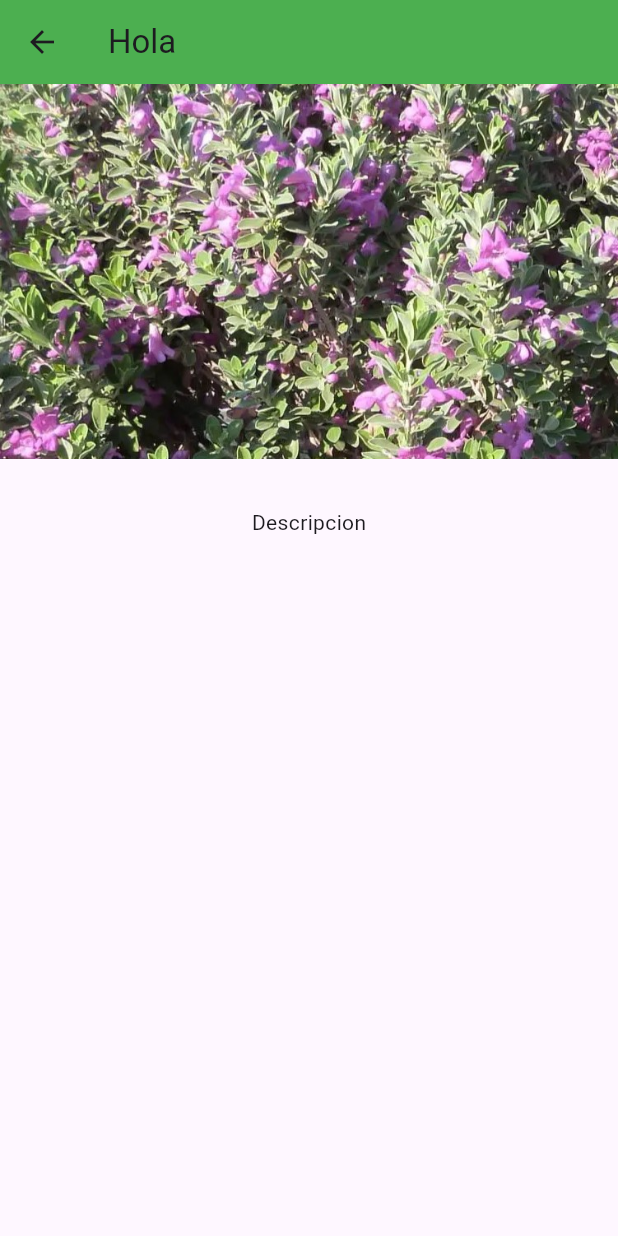
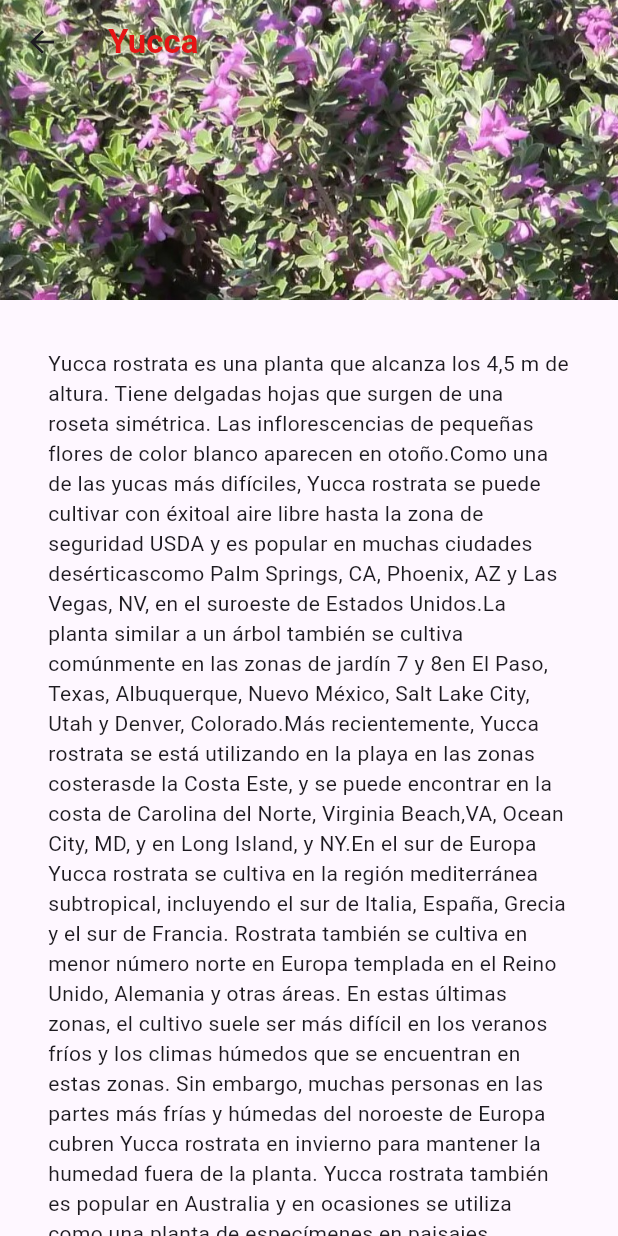
Before and after one commit to Genaro123-rgb/itsaplants, a Flutter app: the Planta screen opened directly, on a phone screen of 412 x 824 dp. Run offline on Flutter 3.47's test engine with Material 3 defaults, Android fonts, the light colour scheme and no system bars; our stand-ins replace google_fonts; missing offline and left inert: barcode_scan2.

Commit message:
plantillas terminadas

```diff
--- a/lib/categorias/cactaceasDeserticas.dart
+++ b/lib/categorias/cactaceasDeserticas.dart
@@ -2,8 +2,7 @@
 
 import 'package:flutter/material.dart';
 import 'package:google_fonts/google_fonts.dart';
-import 'package:itsaplant/plantas/planta1.dart';
-import 'package:itsaplant/plantas/planta2.dart';
+import 'package:itsaplant/plantas/planta.dart';
 import 'package:itsaplant/util/customListItem.dart';
 
 void main() {
@@ -41,12 +40,43 @@ class _cactaceasDeserticas extends State<cactaceasDeserticas> {
           child: Column(children: [
             CustomListItem(
               imagePath: "img/cenizo.jpeg",
-              commonName: "prueba",
+              commonName: "pruebas",
               scientificName: "hola",
               onTap: () {
                 Navigator.push(
                   context,
-                  MaterialPageRoute(builder: (context) => Planta(titulo: "Hola", imagePath: "img/cenizo.jpeg", description: "Descripcion",)),
+                  MaterialPageRoute(
+                      builder: (context) => Planta(
+                            titulo: "Yucca",
+                            imgPath: "img/cenizo.jpeg",
+                            descripcion: 'Yucca rostrata es una planta que alcanza los 4,5 m de altura. '
+    'Tiene delgadas hojas que surgen de una roseta simétrica. '
+    'Las inflorescencias de pequeñas flores de color blanco aparecen en otoño.'
+    'Como una de las yucas más difíciles, Yucca rostrata se puede cultivar con éxito'
+    'al aire libre hasta la zona de seguridad USDA y es popular en muchas ciudades desérticas'
+    'como Palm Springs, CA, Phoenix, AZ y Las Vegas, NV, en el suroeste de Estados Unidos.'
+    'La planta similar a un árbol también se cultiva comúnmente en las zonas de jardín 7 y 8'
+    'en El Paso, Texas, Albuquerque, Nuevo México, Salt Lake City, Utah y Denver, Colorado.'
+    'Más recientemente, Yucca rostrata se está utilizando en la playa en las zonas costeras'
+    'de la Costa Este, y se puede encontrar en la costa de Carolina del Norte, Virginia Beach,'
+    'VA, Ocean City, MD, y en Long Island, y NY.'
+
+    'En el sur de Europa Yucca rostrata se cultiva en la región mediterránea subtropical, incluyendo el sur de Italia, España, Grecia y el sur de Francia. Rostrata también se cultiva en menor número norte en Europa templada en el Reino Unido, Alemania y otras áreas. En estas últimas zonas, el cultivo suele ser más difícil en los veranos fríos y los climas húmedos que se encuentran en estas zonas. Sin embargo, muchas personas en las partes más frías y húmedas del noroeste de Europa cubren Yucca rostrata en invierno para mantener la humedad fuera de la planta. Yucca rostrata también es popular en Australia y en ocasiones se utiliza como una planta de especímenes en paisajes domésticos.'
+
+    'Yucca rostrata es una planta que alcanza los 4,5 m de altura. '
+    'Tiene delgadas hojas que surgen de una roseta simétrica. '
+    'Las inflorescencias de pequeñas flores de color blanco aparecen en otoño.'
+    'Como una de las yucas más difíciles, Yucca rostrata se puede cultivar con éxito'
+    'al aire libre hasta la zona de seguridad USDA y es popular en muchas ciudades desérticas'
+    'como Palm Springs, CA, Phoenix, AZ y Las Vegas, NV, en el suroeste de Estados Unidos.'
+    'La planta similar a un árbol también se cultiva comúnmente en las zonas de jardín 7 y 8'
+    'en El Paso, Texas, Albuquerque, Nuevo México, Salt Lake City, Utah y Denver, Colorado.'
+    'Más recientemente, Yucca rostrata se está utilizando en la playa en las zonas costeras'
+    'de la Costa Este, y se puede encontrar en la costa de Carolina del Norte, Virginia Beach,'
+    'VA, Ocean City, MD, y en Long Island, y NY.'
+
+    'En el sur de Europa Yucca rostrata se cultiva en la región mediterránea subtropical, incluyendo el sur de Italia, España, Grecia y el sur de Francia. Rostrata también se cultiva en menor número norte en Europa templada en el Reino Unido, Alemania y otras áreas. En estas últimas zonas, el cultivo suele ser más difícil en los veranos fríos y los climas húmedos que se encuentran en estas zonas. Sin embargo, muchas personas en las partes más frías y húmedas del noroeste de Europa cubren Yucca rostrata en invierno para mantener la humedad fuera de la planta. Yucca rostrata también es popular en Australia y en ocasiones se utiliza como una planta de especímenes en paisajes domésticos.',
+                          )),
                 );
               },
             ),
@@ -60,7 +90,12 @@ class _cactaceasDeserticas extends State<cactaceasDeserticas> {
               onTap: () {
                 Navigator.push(
                   context,
-                  MaterialPageRoute(builder: (context) => Planta(titulo: "Hola", imagePath: "img/cenizo.jpeg", description: "Descripcion",)),
+                  MaterialPageRoute(
+                      builder: (context) => Planta(
+                            titulo: "Hola",
+                            imgPath: "img/cenizo.jpeg",
+                            descripcion: "Descripcion",
+                          )),
                 );
               },
             ),
@@ -74,7 +109,12 @@ class _cactaceasDeserticas extends State<cactaceasDeserticas> {
               onTap: () {
                 Navigator.push(
                   context,
-                  MaterialPageRoute(builder: (context) => Planta2()),
+                  MaterialPageRoute(
+                      builder: (context) => Planta(
+                            titulo: "Hola",
+                            imgPath: "img/cenizo.jpeg",
+                            descripcion: "Descripcion",
+                          )),
                 );
               },
             ),
--- a/lib/categorias/cetaceasMunicipio.dart
+++ b/lib/categorias/cetaceasMunicipio.dart
@@ -2,7 +2,7 @@
 
 import 'package:flutter/material.dart';
 import 'package:google_fonts/google_fonts.dart';
-import 'package:itsaplant/plantas/planta1.dart';
+import 'package:itsaplant/plantas/planta.dart';
 import 'package:itsaplant/util/customListItem.dart';
 
 void main() {
@@ -45,7 +45,7 @@ class _CactaceasMunicipioState extends State<CactaceasMunicipio> {
               onTap: () {
                 Navigator.push(
                   context,
-                  MaterialPageRoute(builder: (context) => Planta(titulo: "Hola", imagePath: "img/cenizo.jpeg", description: "Descripcion",)),
+                  MaterialPageRoute(builder: (context) => Planta(titulo: "Hola", imgPath: "img/cenizo.jpeg", descripcion: "Descripcion",)),
                 );
               },
             ),
@@ -59,7 +59,7 @@ class _CactaceasMunicipioState extends State<CactaceasMunicipio> {
               onTap: () {
                 Navigator.push(
                   context,
-                  MaterialPageRoute(builder: (context) => Planta(titulo: "Hola", imagePath: "img/cenizo.jpeg", description: "Descripcion",)),
+                  MaterialPageRoute(builder: (context) => Planta(titulo: "Hola", imgPath: "img/cenizo.jpeg", descripcion: "Descripcion",)),
                 );
               },
             ),
@@ -73,7 +73,7 @@ class _CactaceasMunicipioState extends State<CactaceasMunicipio> {
               onTap: () {
                 Navigator.push(
                   context,
-                  MaterialPageRoute(builder: (context) => Planta(titulo: "Hola", imagePath: "img/cenizo.jpeg", description: "Descripcion",)),
+                  MaterialPageRoute(builder: (context) => Planta(titulo: "Hola", imgPath: "img/cenizo.jpeg", descripcion: "Descripcion",)),
                 );
               },
             ),
--- a/lib/categorias/especiesNativas.dart
+++ b/lib/categorias/especiesNativas.dart
@@ -2,7 +2,7 @@
 
 import 'package:flutter/material.dart';
 import 'package:google_fonts/google_fonts.dart';
-import 'package:itsaplant/plantas/planta1.dart';
+import 'package:itsaplant/plantas/planta.dart';
 import 'package:itsaplant/util/customListItem.dart';
 
 void main() {
@@ -45,7 +45,7 @@ class _especiesNativasState extends State<especiesNativas> {
               onTap: () {
                 Navigator.push(
                   context,
-                  MaterialPageRoute(builder: (context) => Planta(titulo: "Hola", imagePath: "img/cenizo.jpeg", description: "Descripcion",)),
+                  MaterialPageRoute(builder: (context) => Planta(titulo: "Hola", imgPath: "img/cenizo.jpeg", descripcion: "Descripcion",)),
                 );
               },
             ),
@@ -59,7 +59,7 @@ class _especiesNativasState extends State<especiesNativas> {
               onTap: () {
                 Navigator.push(
                   context,
-                  MaterialPageRoute(builder: (context) => Planta(titulo: "Hola", imagePath: "img/cenizo.jpeg", description: "Descripcion",)),
+                  MaterialPageRoute(builder: (context) => Planta(titulo: "Hola", imgPath: "img/cenizo.jpeg", descripcion: "Descripcion",)),
                 );
               },
             ),
@@ -73,7 +73,7 @@ class _especiesNativasState extends State<especiesNativas> {
               onTap: () {
                 Navigator.push(
                   context,
-                  MaterialPageRoute(builder: (context) => Planta(titulo: "Hola", imagePath: "img/cenizo.jpeg", description: "Descripcion",)),
+                  MaterialPageRoute(builder: (context) => Planta(titulo: "Hola", imgPath: "img/cenizo.jpeg", descripcion: "Descripcion",)),
                 );
               },
             ),
--- /dev/null
+++ b/lib/plantas/planta.dart
@@ -0,0 +1,54 @@
+import 'package:flutter/material.dart';
+
+class Planta extends StatelessWidget {
+  final String titulo;
+  final String imgPath;
+  final String descripcion;
+
+  Planta({super.key, required this.titulo, required this.imgPath, required this.descripcion});
+
+  @override
+  Widget build(BuildContext context) {
+    return Scaffold(
+      body: CustomScrollView(
+        slivers: <Widget>[
+          SliverAppBar(
+            title: Text(titulo, style: TextStyle(color: const Color.fromARGB(255, 231, 21, 21), fontWeight: FontWeight.bold),),
+            pinned: true,
+            floating: true,
+            expandedHeight: 200,
+            backgroundColor: Colors.green,
+            flexibleSpace: FlexibleSpaceBar(
+              background: _plantaImagen(), // Llama al método aquí
+            ),
+          ),
+          SliverList(
+              delegate: SliverChildListDelegate(
+            [
+              _seccionTexto(), // Llama al método aquí
+            ],
+          ))
+        ],
+      ),
+    );
+  }
+
+  Widget _plantaImagen() { // Método para el widget de imagen
+    return Container(
+      child: Image.asset(
+        imgPath, // Usa la variable de instancia imgPath
+        fit: BoxFit.cover,
+      ),
+    );
+  }
+
+  Widget _seccionTexto() { // Método para el widget de texto
+    return Container(
+      padding: const EdgeInsets.all(32),
+      child: Text(
+        descripcion, // Usa la variable de instancia descripcion
+        softWrap: true,
+      ),
+    );
+  }
+}
--- a/lib/plantas/planta1.dart
+++ /dev/null
@@ -1,59 +0,0 @@
-import 'package:flutter/material.dart';
-
-class Planta extends StatelessWidget {
-  final String titulo;
-  final String imagePath;
-  final String description;
-
-  const Planta(
-      {super.key,
-      required this.titulo,
-      required this.imagePath,
-      required this.description});
-
-  @override
-  Widget build(BuildContext context) {
-    return Scaffold(
-      appBar: AppBar(
-        backgroundColor: Colors.green,
-        title: Text(titulo),
-        leading: IconButton(
-          icon: Icon(Icons.arrow_back),
-          onPressed: () => Navigator.of(context).pop(),
-        ),
-      ),
-      body: Column(
-        children: <Widget>[
-          _plantaImagen(imagePath),
-          Expanded(
-            child: SingleChildScrollView(
-              child: _seccionTexto(description),
-            ),
-          ),
-        ],
-      ),
-    );
-  }
-
-  Widget _plantaImagen(String imagePath) {
-    return Container(
-      width: double.infinity, // Ocupa todo el ancho disponible
-      height: 250,
-      child: Image.asset(
-        imagePath,
-        fit: BoxFit
-            .cover, // Cubre todo el ancho manteniendo la proporción de la imagen
-      ),
-    );
-  }
-
-  Widget _seccionTexto(String description) {
-    return Container(
-      padding: const EdgeInsets.all(32),
-      child: Text(
-        description,
-        softWrap: true,
-      ),
-    );
-  }
-}
```
Also changed, not shown: lib/main.dart (+12 -1 lines), lib/plantas/planta2.dart (deleted, +0 -107 lines).
